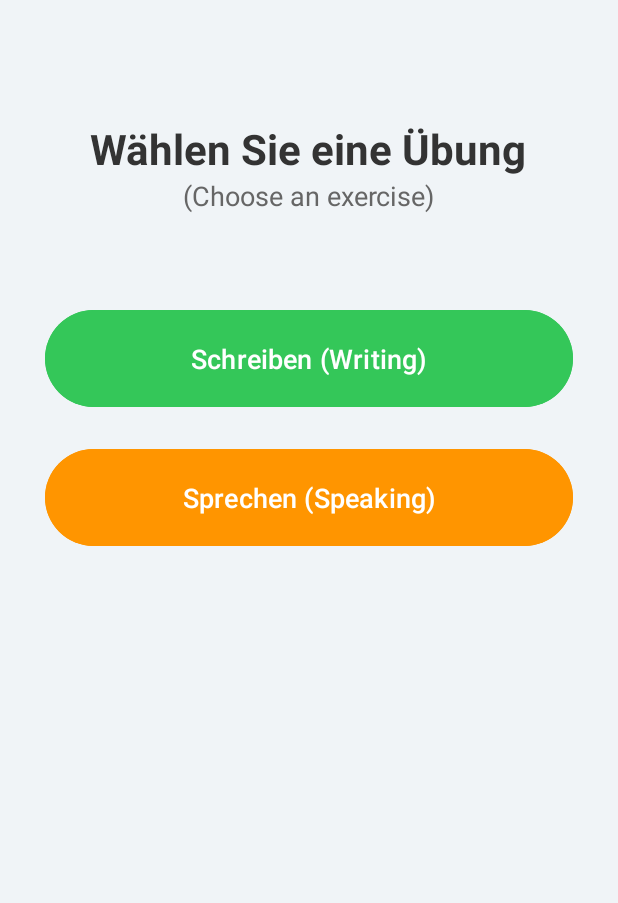
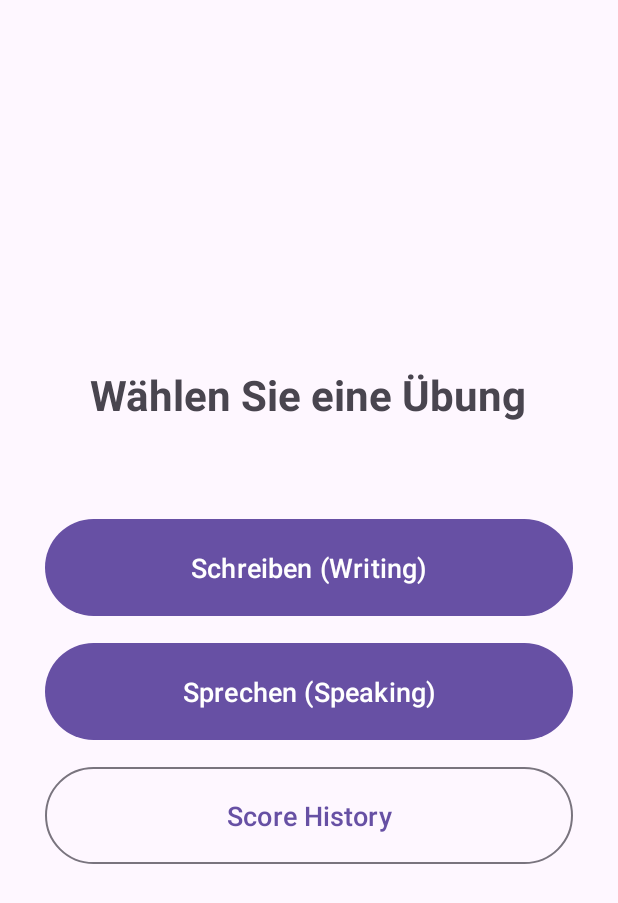
Before and after one commit to Satoriooo/german-learning-app, an Android app: the screen it shows after launch (MainActivity), on a phone screen of 412 x 824 dp. Shown: the top 903 px of the screen. Run offline under Robolectric (Android 15) with nearby library versions, the phone set to English and light mode, and no system bars.

Commit message:
first major update: UI, dark mode, score history

```diff
--- a/android-app/GermanLearner/app/src/main/AndroidManifest.xml
+++ b/android-app/GermanLearner/app/src/main/AndroidManifest.xml
@@ -26,6 +26,7 @@
             </intent-filter>
         </activity>
         <activity android:name=".WritingActivity" />
+        <activity android:name=".HistoryActivity" />
         <!-- Declare SpeakingActivity here when you create it -->
         <!-- <activity android:name=".SpeakingActivity" /> -->
     </application>
--- a/android-app/GermanLearner/app/src/main/java/com/example/germanlearner/MainActivity.java
+++ b/android-app/GermanLearner/app/src/main/java/com/example/germanlearner/MainActivity.java
@@ -1,21 +1,11 @@
 // MainActivity.java
+// Updated to handle the new history button.
 package com.example.germanlearner;
 
 import android.content.Intent;
 import android.os.Bundle;
-import android.telecom.Call;
-import android.view.View;
 import android.widget.Button;
-import android.widget.EditText;
-import android.widget.ProgressBar;
-import android.widget.TextView;
-
 import androidx.appcompat.app.AppCompatActivity;
-
-import org.json.JSONException;
-import org.json.JSONObject;
-
-import java.io.IOException;
 
 public class MainActivity extends AppCompatActivity {
 
@@ -26,22 +16,20 @@ public class MainActivity extends AppCompatActivity {
 
         Button writingButton = findViewById(R.id.writingButton);
         Button speakingButton = findViewById(R.id.speakingButton);
+        Button historyButton = findViewById(R.id.historyButton);
 
-        writingButton.setOnClickListener(new View.OnClickListener() {
-            @Override
-            public void onClick(View v) {
-                Intent intent = new Intent(MainActivity.this, WritingActivity.class);
-                startActivity(intent);
-            }
+        writingButton.setOnClickListener(v -> {
+            Intent intent = new Intent(MainActivity.this, WritingActivity.class);
+            startActivity(intent);
         });
 
-        speakingButton.setOnClickListener(new View.OnClickListener() {
-            @Override
-            public void onClick(View v) {
-                // Intent for SpeakingActivity will go here
-                // Intent intent = new Intent(MainActivity.this, SpeakingActivity.class);
-                // startActivity(intent);
-            }
+        speakingButton.setOnClickListener(v -> {
+            // SpeakingActivity intent would go here in the future
+        });
+
+        historyButton.setOnClickListener(v -> {
+            Intent intent = new Intent(MainActivity.this, HistoryActivity.class);
+            startActivity(intent);
         });
     }
 }
--- a/android-app/GermanLearner/app/src/main/res/layout/activity_main.xml
+++ b/android-app/GermanLearner/app/src/main/res/layout/activity_main.xml
@@ -1,11 +1,10 @@
-<!-- activity_main.xml: Layout for the home screen -->
-<RelativeLayout xmlns:android="http://schemas.android.com/apk/res/android"
-    xmlns:app="http://schemas.android.com/apk/res-auto"
+<LinearLayout xmlns:android="http://schemas.android.com/apk/res/android"
     xmlns:tools="http://schemas.android.com/tools"
     android:layout_width="match_parent"
     android:layout_height="match_parent"
+    android:orientation="vertical"
+    android:gravity="center"
     android:padding="30dp"
-    android:background="#f0f4f7"
     tools:context=".MainActivity">
 
     <TextView
@@ -15,19 +14,6 @@
         android:text="Wählen Sie eine Übung"
         android:textSize="28sp"
         android:textStyle="bold"
-        android:textColor="#333"
-        android:layout_centerHorizontal="true"
-        android:layout_marginTop="50dp"/>
-
-    <TextView
-        android:id="@+id/subtitleTextView"
-        android:layout_width="wrap_content"
-        android:layout_height="wrap_content"
-        android:text="(Choose an exercise)"
-        android:textSize="18sp"
-        android:textColor="#666"
-        android:layout_below="@id/titleTextView"
-        android:layout_centerHorizontal="true"
         android:layout_marginBottom="60dp"/>
 
     <Button
@@ -35,22 +21,26 @@
         android:layout_width="match_parent"
         android:layout_height="wrap_content"
         android:text="Schreiben (Writing)"
-        android:layout_below="@id/subtitleTextView"
-        android:backgroundTint="#34C759"
-        android:textColor="@android:color/white"
         android:padding="20dp"
         android:textSize="18sp"
-        android:layout_marginBottom="20dp"/>
+        android:layout_marginBottom="10dp"/>
 
     <Button
         android:id="@+id/speakingButton"
         android:layout_width="match_parent"
         android:layout_height="wrap_content"
         android:text="Sprechen (Speaking)"
-        android:layout_below="@id/writingButton"
-        android:backgroundTint="#FF9500"
-        android:textColor="@android:color/white"
+        android:padding="20dp"
+        android:textSize="18sp"
+        android:layout_marginBottom="10dp"/>
+
+    <Button
+        android:id="@+id/historyButton"
+        android:layout_width="match_parent"
+        android:layout_height="wrap_content"
+        android:text="Score History"
+        style="?attr/materialButtonOutlinedStyle"
         android:padding="20dp"
         android:textSize="18sp"/>
 
-</RelativeLayout>
+</LinearLayout>
--- a/android-app/GermanLearner/app/src/main/res/values-night/colors.xml
+++ b/android-app/GermanLearner/app/src/main/res/values-night/colors.xml
@@ -1,3 +1,9 @@
-<?xml version="1.0" encoding="utf-8"?>
+<!-- Update your theme to inherit from DayNight -->
+<!-- colors.xml (create this in a new res/values-night folder for dark mode) -->
 <resources>
+    <!-- Define your dark theme colors here. You can customize these. -->
+    <color name="black">#FF000000</color>
+    <color name="white">#FFFFFFFF</color>
+    <!-- Example primary color for dark theme -->
+    <color name="my_dark_primary">#FF6200EE</color>
 </resources>
```
Also changed, not shown: android-app/GermanLearner/app/src/main/java/com/example/germanlearner/WritingActivity.java (+70 -78 lines), android-app/GermanLearner/app/src/main/res/layout/activity_writing.xml (+18 -4 lines).
